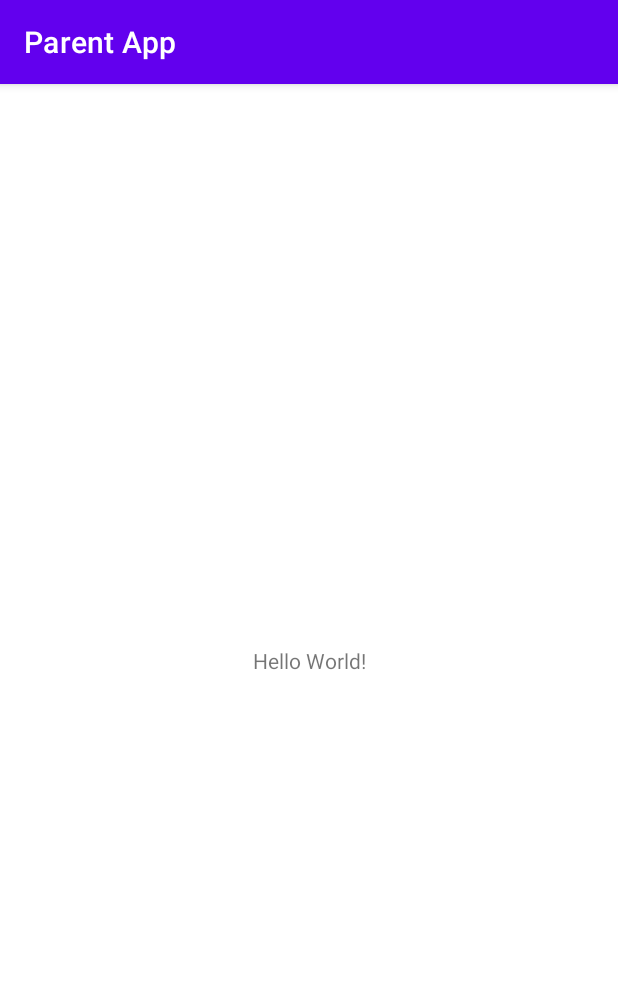
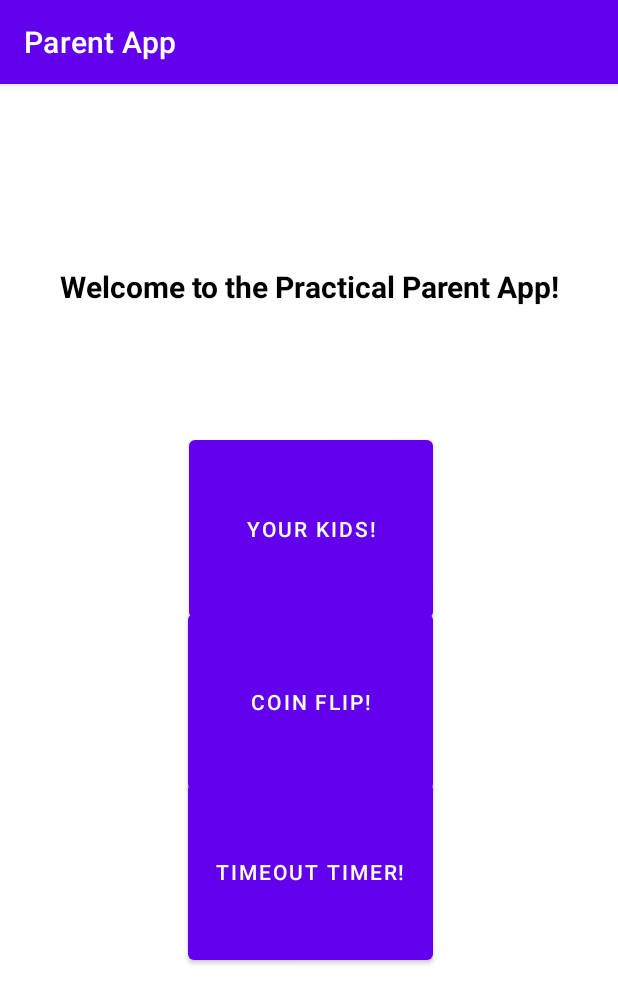
Before and after one commit to mikhael-oo/Parent-app, an Android app: the screen it shows after launch (MainActivity), on a phone screen of 412 x 824 dp. Shown: the top 1004 px of the screen. Run offline under Robolectric (Android 15) with nearby library versions, the phone set to English and light mode, and no system bars.

Commit message:
created basic main menu and java class for menu operations

```diff
--- a/app/src/main/java/com/example/parentapp/MainActivity.java
+++ b/app/src/main/java/com/example/parentapp/MainActivity.java
@@ -4,6 +4,20 @@ import androidx.appcompat.app.AppCompatActivity;
 
 import android.os.Bundle;
 
+import android.content.Context;
+import android.content.Intent;
+import android.os.Bundle;
+import android.util.Log;
+import android.view.View;
+import android.widget.Button;
+import android.widget.ImageView;
+import android.widget.TextView;
+
+/**
+ * This class displays the screen where you choose
+ * whether to add kids, edit them, timeout your kid, and coin flip for
+ * tasks
+ */
 public class MainActivity extends AppCompatActivity {
 
     @Override
@@ -11,4 +25,40 @@ public class MainActivity extends AppCompatActivity {
         super.onCreate(savedInstanceState);
         setContentView(R.layout.activity_main);
     }
+
+    public static Intent makeIntent(Context context){
+        return new Intent(context, MainActivity.class);
+    }
+
+    // set up the three required buttons on the screen
+    public void setupAllButtons(){
+        Button childrenEditBtn = findViewById(R.id.addChild);
+        childrenEditBtn.setOnClickListener(new View.OnClickListener() {
+            @Override
+            public void onClick(View view) {
+               // Intent intent = KidActivity.makeIntent(MainActivity.this);
+              //  startActivity(intent);
+            }
+        });
+
+        Button coinFlipBtn = findViewById(R.id.CoinFlip);
+        coinFlipBtn.setOnClickListener(new View.OnClickListener() {
+            @Override
+            public void onClick(View view) {
+           //     Intent intent = CoinFlipActivity.makeIntent(MainActivity.this);
+             //   startActivity(intent);
+            }
+        });
+
+        Button timeoutBtn = findViewById(R.id.timeoutTimer);
+        timeoutBtn.setOnClickListener(new View.OnClickListener() {
+            @Override
+            public void onClick(View view) {
+             //   Intent intent = TimeoutActivity.makeIntent(MainActivity.this);
+               // startActivity(intent);
+            }
+        });
+    }
+
+
 }
--- a/app/src/main/res/layout/activity_main.xml
+++ b/app/src/main/res/layout/activity_main.xml
@@ -1,18 +1,73 @@
 <?xml version="1.0" encoding="utf-8"?>
-<androidx.constraintlayout.widget.ConstraintLayout xmlns:android="http://schemas.android.com/apk/res/android"
-    xmlns:app="http://schemas.android.com/apk/res-auto"
+<RelativeLayout xmlns:android="http://schemas.android.com/apk/res/android"
     xmlns:tools="http://schemas.android.com/tools"
+    android:id="@+id/activity_main_menu"
     android:layout_width="match_parent"
     android:layout_height="match_parent"
-    tools:context=".MainActivity">
+    >
+
+    <Button
+        android:id="@+id/timeoutTimer"
+        android:layout_width="162dp"
+        android:layout_height="93dp"
+        android:layout_alignParentStart="true"
+        android:layout_alignParentLeft="true"
+        android:layout_alignParentTop="true"
+        android:layout_alignParentEnd="true"
+        android:layout_alignParentBottom="true"
+        android:layout_marginStart="125dp"
+        android:layout_marginLeft="125dp"
+        android:layout_marginTop="460dp"
+        android:layout_marginEnd="123dp"
+        android:layout_marginBottom="178dp"
+        android:text="Timeout Timer!" />
 
     <TextView
+        android:id="@+id/mainTitle"
+        android:layout_width="match_parent"
+        android:layout_height="61dp"
+        android:layout_alignParentTop="true"
+        android:layout_alignParentBottom="true"
+        android:layout_marginTop="121dp"
+        android:layout_marginBottom="549dp"
+        android:shadowColor="#FFFFFF"
+        android:text="Welcome to the Practical Parent App!"
+        android:textAlignment="center"
+        android:textColor="#000000"
+        android:textSize="20sp"
+        android:textStyle="normal|bold" />
+
+    <Button
+        android:id="@+id/CoinFlip"
+        android:layout_width="162dp"
+        android:layout_height="93dp"
+        android:layout_alignParentStart="true"
+        android:layout_alignParentLeft="true"
+        android:layout_alignParentTop="true"
+        android:layout_alignParentEnd="true"
+        android:layout_alignParentBottom="true"
+        android:layout_marginStart="125dp"
+        android:layout_marginLeft="125dp"
+        android:layout_marginTop="347dp"
+        android:layout_marginEnd="123dp"
+        android:layout_marginBottom="291dp"
+        android:text="Coin Flip!" />
+
+    <Button
+        android:id="@+id/addChild"
         android:layout_width="wrap_content"
         android:layout_height="wrap_content"
-        android:text="Hello World!"
-        app:layout_constraintBottom_toBottomOf="parent"
-        app:layout_constraintLeft_toLeftOf="parent"
-        app:layout_constraintRight_toRightOf="parent"
-        app:layout_constraintTop_toTopOf="parent" />
+        android:layout_alignParentStart="true"
+        android:layout_alignParentLeft="true"
+        android:layout_alignParentTop="true"
+        android:layout_alignParentEnd="true"
+        android:layout_alignParentBottom="true"
+        android:layout_marginStart="126dp"
+        android:layout_marginLeft="126dp"
+        android:layout_marginTop="231dp"
+        android:layout_marginEnd="123dp"
+        android:layout_marginBottom="406dp"
+        android:text="Your Kids!" />
 
-</androidx.constraintlayout.widget.ConstraintLayout>
+
+</RelativeLayout>
```
